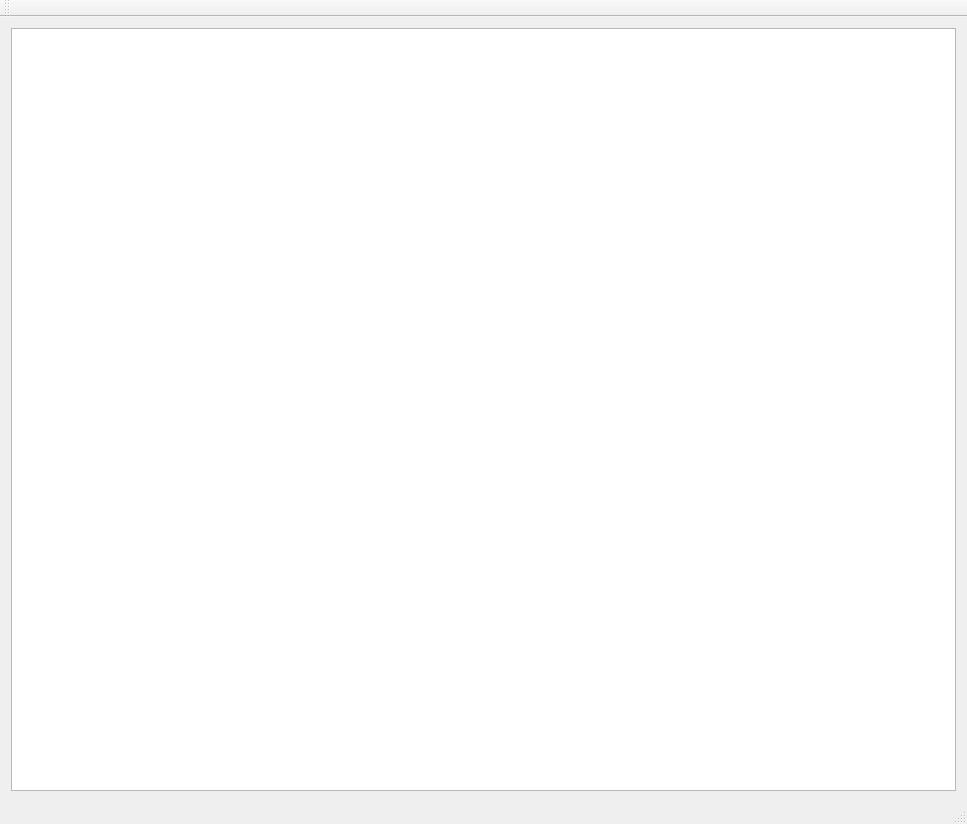
This is MainWindow.ui in zenwong/tagu as Qt 5 draws it before an edit. The edited form follows.
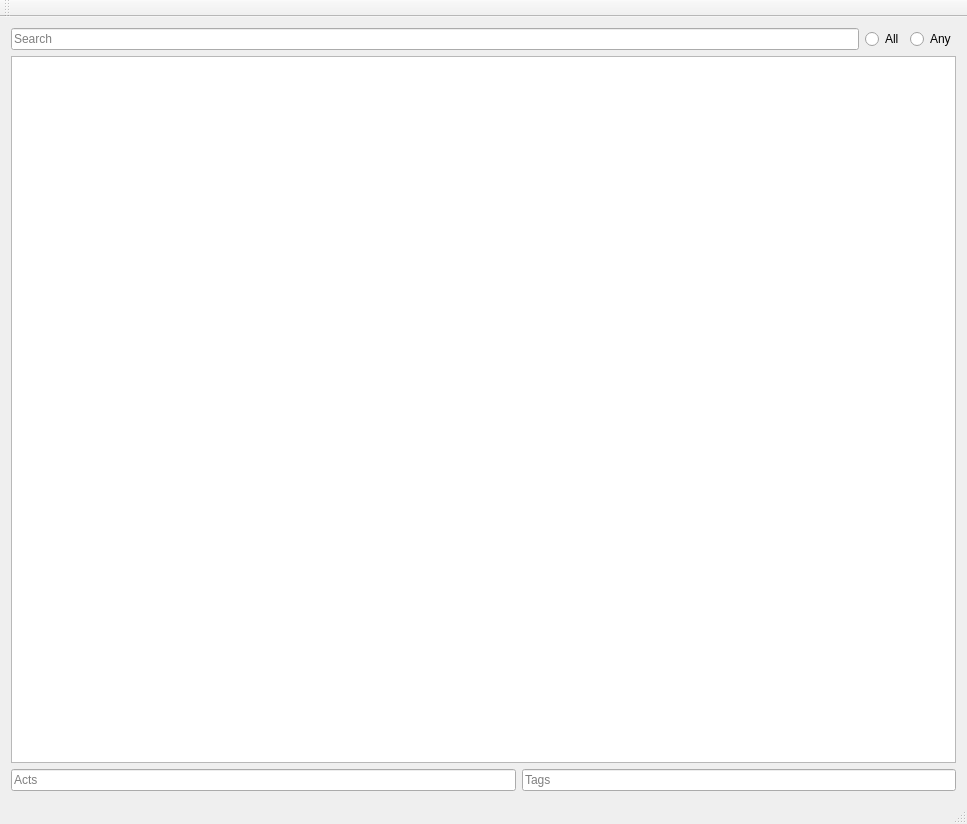
This is the edited form.

Diff of the .ui file:
```diff
--- a/MainWindow.ui
+++ b/MainWindow.ui
@@ -15,7 +15,20 @@
   </property>
   <widget class="QWidget" name="centralWidget">
    <layout class="QGridLayout" name="gridLayout">
-    <item row="0" column="0">
+    <item row="0" column="0" colspan="5">
+     <widget class="QLineEdit" name="editSearch">
+      <property name="sizePolicy">
+       <sizepolicy hsizetype="Expanding" vsizetype="Fixed">
+        <horstretch>5</horstretch>
+        <verstretch>0</verstretch>
+       </sizepolicy>
+      </property>
+      <property name="placeholderText">
+       <string>Search</string>
+      </property>
+     </widget>
+    </item>
+    <item row="1" column="0" colspan="7">
      <widget class="QListView" name="listView">
       <property name="isWrapping" stdset="0">
        <bool>true</bool>
@@ -25,6 +38,58 @@
       </property>
      </widget>
     </item>
+    <item row="0" column="5" alignment="Qt::AlignRight">
+     <widget class="QRadioButton" name="radioButton_2">
+      <property name="sizePolicy">
+       <sizepolicy hsizetype="Fixed" vsizetype="Fixed">
+        <horstretch>0</horstretch>
+        <verstretch>0</verstretch>
+       </sizepolicy>
+      </property>
+      <property name="text">
+       <string>All</string>
+      </property>
+     </widget>
+    </item>
+    <item row="0" column="6">
+     <widget class="QRadioButton" name="radioButton">
+      <property name="sizePolicy">
+       <sizepolicy hsizetype="Fixed" vsizetype="Fixed">
+        <horstretch>0</horstretch>
+        <verstretch>0</verstretch>
+       </sizepolicy>
+      </property>
+      <property name="text">
+       <string>Any</string>
+      </property>
+     </widget>
+    </item>
+    <item row="2" column="3" colspan="4">
+     <widget class="QLineEdit" name="editTags">
+      <property name="sizePolicy">
+       <sizepolicy hsizetype="Expanding" vsizetype="Fixed">
+        <horstretch>1</horstretch>
+        <verstretch>0</verstretch>
+       </sizepolicy>
+      </property>
+      <property name="placeholderText">
+       <string>Tags</string>
+      </property>
+     </widget>
+    </item>
+    <item row="2" column="0" colspan="3">
+     <widget class="QLineEdit" name="editActs">
+      <property name="sizePolicy">
+       <sizepolicy hsizetype="Expanding" vsizetype="Fixed">
+        <horstretch>1</horstretch>
+        <verstretch>0</verstretch>
+       </sizepolicy>
+      </property>
+      <property name="placeholderText">
+       <string>Acts</string>
+      </property>
+     </widget>
+    </item>
    </layout>
   </widget>
   <widget class="QToolBar" name="mainToolBar">
```
Left out of the diff: 6 changed lines with no effect on the pictures.
